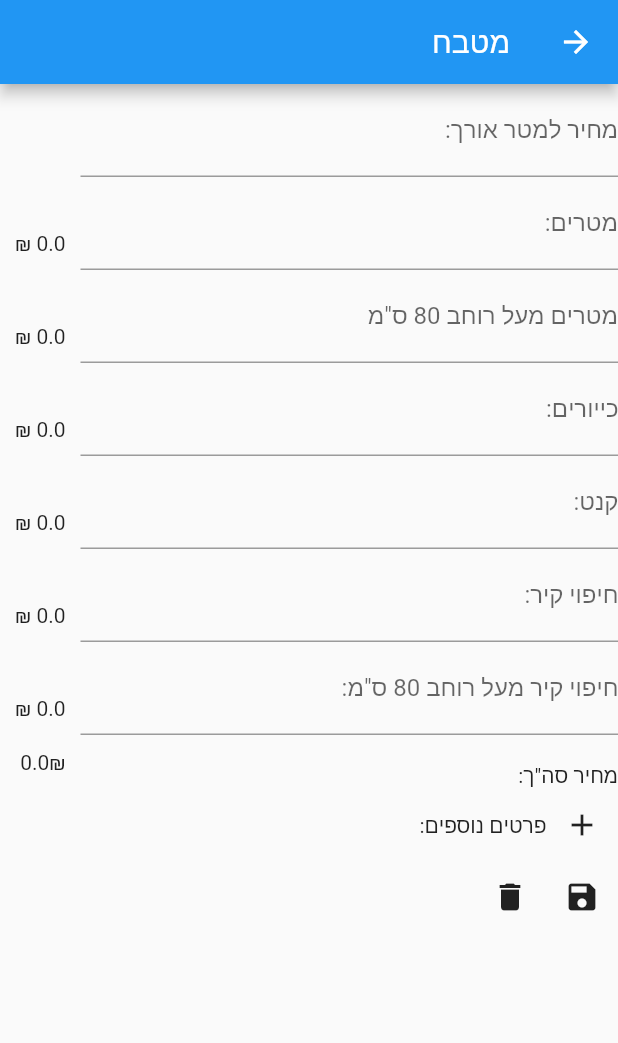
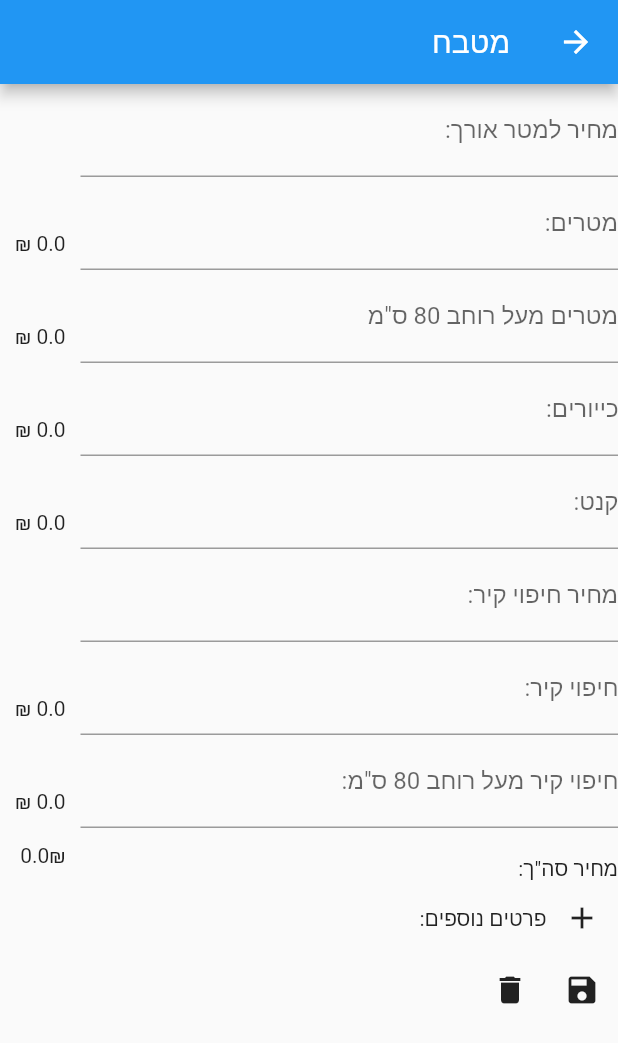
Before and after one commit to afiefh/marble, a Flutter app: the KitchenItemWidget screen opened directly, on a phone screen of 412 x 824 dp. Shown: the top 1043 px of the screen. Run offline on Flutter 3.47's test engine with Material 2 defaults, Android fonts, the light colour scheme and no system bars; our stand-ins replace flutter_speed_dial, pdf, printing.

Commit message:
Price per meter for wall covering separate

```diff
--- a/lib/kitchen_item.dart
+++ b/lib/kitchen_item.dart
@@ -12,6 +12,7 @@ class KitchenItem extends BaseItem {
   double metersOver80;
   double edge;
   double sinks;
+  double wallCoveringPrice;
   double wallCovering;
   double wallCoveringOver80;
   List<AdditionalItem> additionalItems;
@@ -23,6 +24,7 @@ class KitchenItem extends BaseItem {
     this.metersOver80 = 0,
     this.edge = 0,
     this.sinks = 0,
+    this.wallCoveringPrice = 0,
     this.wallCovering = 0,
     this.wallCoveringOver80 = 0,
     required this.additionalItems,
@@ -45,11 +47,11 @@ class KitchenItem extends BaseItem {
   }
 
   double wallCoverPrice() {
-    return wallCovering * pricePerMeter;
+    return wallCovering * wallCoveringPrice;
   }
 
   double wallCoverOver80Price() {
-    return wallCoveringOver80 * pricePerMeter * 2;
+    return wallCoveringOver80 * wallCoveringPrice * 2;
   }
 
   double additionalItemsPrice() {
@@ -86,6 +88,10 @@ class KitchenItem extends BaseItem {
         ]),
         TableRow(children: [const Text("כייורים"), Text("$sinks")]),
         TableRow(children: [const Text("קנט"), Text("$edge")]),
+        TableRow(children: [
+          const Text("מחיר חיפוי קיר למטר:"),
+          Text("$wallCoveringPrice")
+        ]),
         TableRow(children: [const Text("חיפוי קיר:"), Text("$wallCovering")]),
         TableRow(children: [
           const Text('חיפוי קיר מעל רוחב 80 ס"מ:'),
@@ -141,6 +147,10 @@ class KitchenItem extends BaseItem {
           pw.Text(reverse("קנט")),
         ]),
         pw.TableRow(children: [
+          pw.Text("$wallCoveringPrice"),
+          pw.Text(reverse("מחיר חיפוי קיר למטר:")),
+        ]),
+        pw.TableRow(children: [
           pw.Text("$wallCovering"),
           pw.Text(reverse("חיפוי קיר:")),
         ]),
@@ -181,6 +191,7 @@ class _KitchenItemWidgetState extends State<KitchenItemWidget> {
   final metersOver80Controller = TextEditingController();
   final sinksController = TextEditingController();
   final edgeController = TextEditingController();
+  final wallCoveringPriceController = TextEditingController();
   final wallCoveringController = TextEditingController();
   final wallCoveringOver80Controller = TextEditingController();
   final additionalItemsController = ValueNotifier<List<AdditionalItem>>([]);
@@ -195,6 +206,8 @@ class _KitchenItemWidgetState extends State<KitchenItemWidget> {
     final double metersOver80 = parseOrZero(metersOver80Controller.value.text);
     final double sinks = parseOrZero(sinksController.value.text);
     final double edge = parseOrZero(edgeController.value.text);
+    final double wallCoveringPrice =
+        parseOrZero(wallCoveringPriceController.value.text);
     final double wallCovering = parseOrZero(wallCoveringController.value.text);
     final double wallCoveringOver80 =
         parseOrZero(wallCoveringOver80Controller.value.text);
@@ -205,6 +218,7 @@ class _KitchenItemWidgetState extends State<KitchenItemWidget> {
       item.metersOver80 = metersOver80;
       item.sinks = sinks;
       item.edge = edge;
+      item.wallCoveringPrice = wallCoveringPrice;
       item.wallCovering = wallCovering;
       item.wallCoveringOver80 = wallCoveringOver80;
       item.additionalItems = additionalItemsController.value;
@@ -218,6 +232,7 @@ class _KitchenItemWidgetState extends State<KitchenItemWidget> {
     metersOver80Controller.dispose();
     sinksController.dispose();
     edgeController.dispose();
+    wallCoveringPriceController.dispose();
     wallCoveringController.dispose();
     wallCoveringOver80Controller.dispose();
     additionalItemsController.dispose();
@@ -238,6 +253,7 @@ class _KitchenItemWidgetState extends State<KitchenItemWidget> {
     metersOver80Controller.text = zeroToEmpty(item.metersOver80);
     sinksController.text = zeroToEmpty(item.sinks);
     edgeController.text = zeroToEmpty(item.edge);
+    wallCoveringPriceController.text = zeroToEmpty(item.wallCoveringPrice);
     wallCoveringController.text = zeroToEmpty(item.wallCovering);
     wallCoveringOver80Controller.text = zeroToEmpty(item.wallCoveringOver80);
     additionalItemsController.value = item.additionalItems;
@@ -248,6 +264,7 @@ class _KitchenItemWidgetState extends State<KitchenItemWidget> {
     metersOver80Controller.addListener(_calculatePriceChanges);
     sinksController.addListener(_calculatePriceChanges);
     edgeController.addListener(_calculatePriceChanges);
+    wallCoveringPriceController.addListener(_calculatePriceChanges);
     wallCoveringController.addListener(_calculatePriceChanges);
     wallCoveringOver80Controller.addListener(_calculatePriceChanges);
     additionalItemsController.addListener(_calculatePriceChanges);
@@ -339,6 +356,17 @@ class _KitchenItemWidgetState extends State<KitchenItemWidget> {
                 TableRow(
                   children: <Widget>[
                     NumberInput(
+                        label: "מחיר חיפוי קיר:",
+                        hintText: '₪ למטר',
+                        suffix: '₪ למטר',
+                        allowDecimal: true,
+                        controller: wallCoveringPriceController),
+                    Container(),
+                  ],
+                ),
+                TableRow(
+                  children: <Widget>[
+                    NumberInput(
                         label: "חיפוי קיר:",
                         hintText: 'מטרים',
                         suffix: 'מטרים',
```
